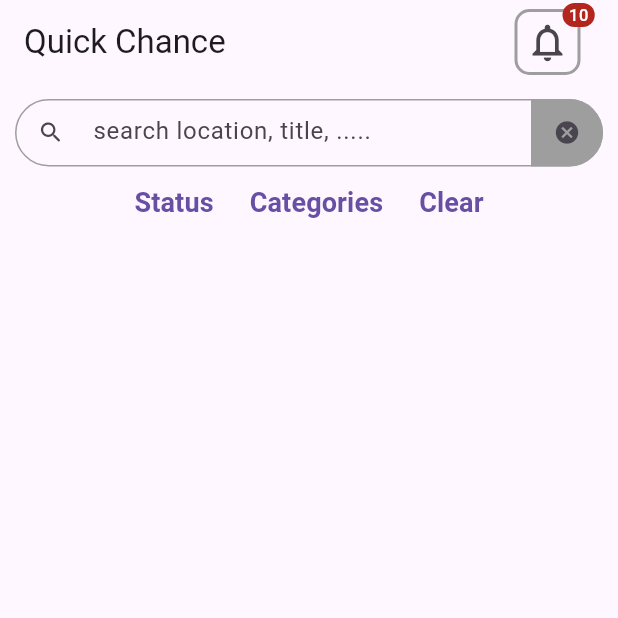
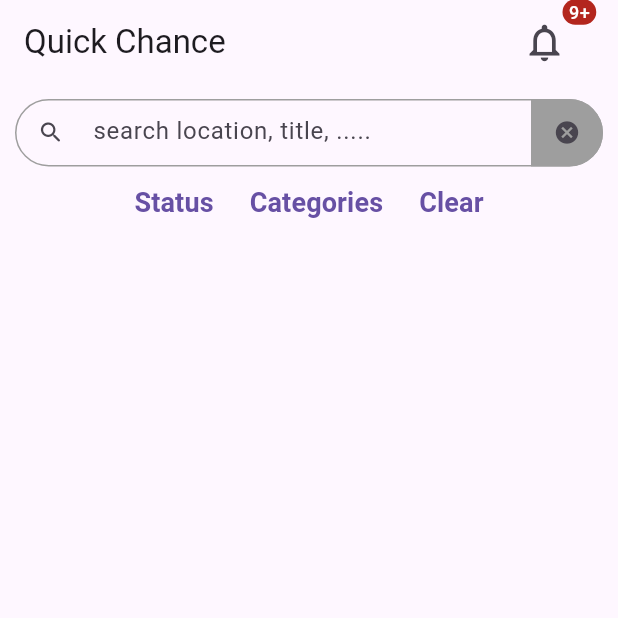
Before and after one commit to ad-ng/quickchance_app, a Flutter app: the LandingPage screen opened by its route, item 2 of the bottom bar chosen, on a phone screen of 412 x 824 dp, the top half of it. Run offline on Flutter 3.47's test engine with Material 3 defaults, Android fonts, the phone set to English and light mode, and no system bars; our stand-ins replace dio, flutter_bloc, go_router, google_sign_in, popover, shared_preferences and 3 more; accounts and stored records are empty; network calls fail.

Commit message:
fixing app bar

```diff
--- a/lib/features/home/presentation/pages/landing_page.dart
+++ b/lib/features/home/presentation/pages/landing_page.dart
@@ -23,23 +23,12 @@ class _LandingPageState extends State<LandingPage> {
       appBar: AppBar(
         title: Text('Quick Chance'),
         actions: [
-          Builder(
-            builder: (context) {
-              return GestureDetector(
-                onTap: () => context.push('/notificationPage'),
-                child: Badge(
-                  label: Text('10'),
-                  child: Container(
-                    padding: EdgeInsets.all(5),
-                    decoration: BoxDecoration(
-                      border: Border.all(color: Colors.grey, width: 2),
-                      borderRadius: BorderRadius.circular(10),
-                    ),
-                    child: Icon(Icons.notifications_none, size: 30),
-                  ),
-                ),
-              );
-            },
+          Badge(
+            label: Text('9+', style: TextStyle(fontSize: 12)),
+            child: IconButton(
+              onPressed: () => context.push('/notificationPage'),
+              icon: Icon(Icons.notifications_none, size: 30),
+            ),
           ),
           SizedBox(width: 25),
         ],
--- a/lib/features/profile/presentation/pages/profilePage.dart
+++ b/lib/features/profile/presentation/pages/profilePage.dart
@@ -102,6 +102,10 @@ class _ProfilePageState extends State<ProfilePage> {
             ),
           ),
           ListTile(
+            leading: Icon(Icons.dashboard_outlined),
+            title: Text('Dashboard', style: TextStyle(color: Colors.grey)),
+          ),
+          ListTile(
             onTap: () => context.pushNamed('settingsPage'),
             leading: Icon(Icons.settings),
             title: Text('Setting', style: TextStyle(color: Colors.grey)),
```
